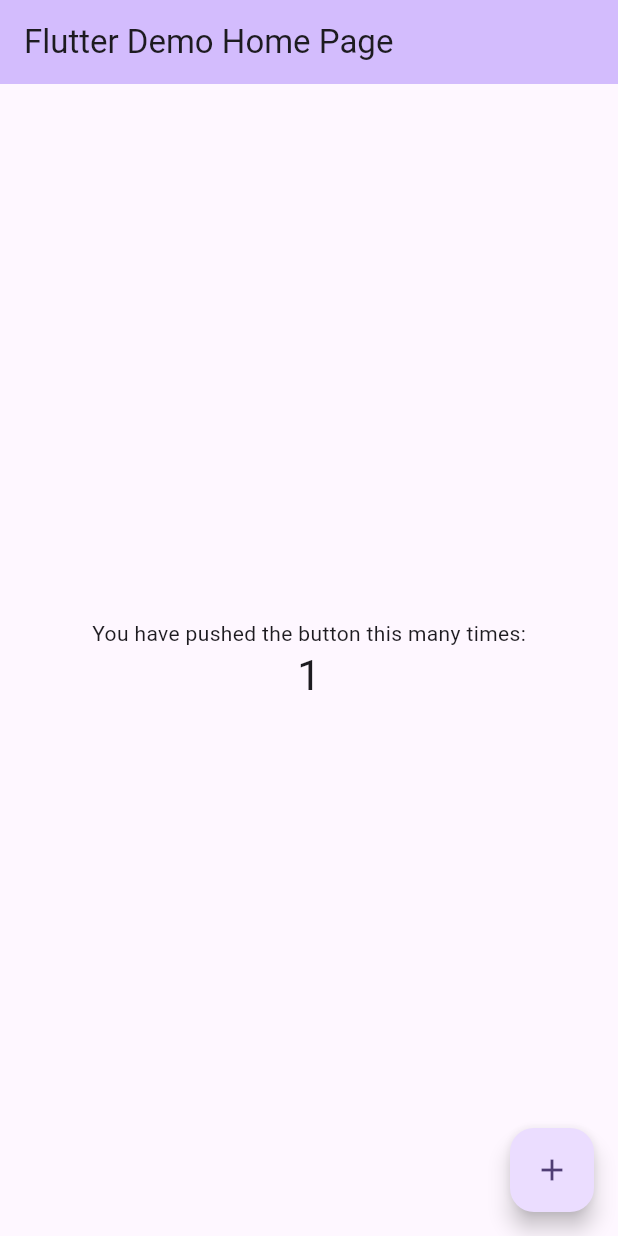
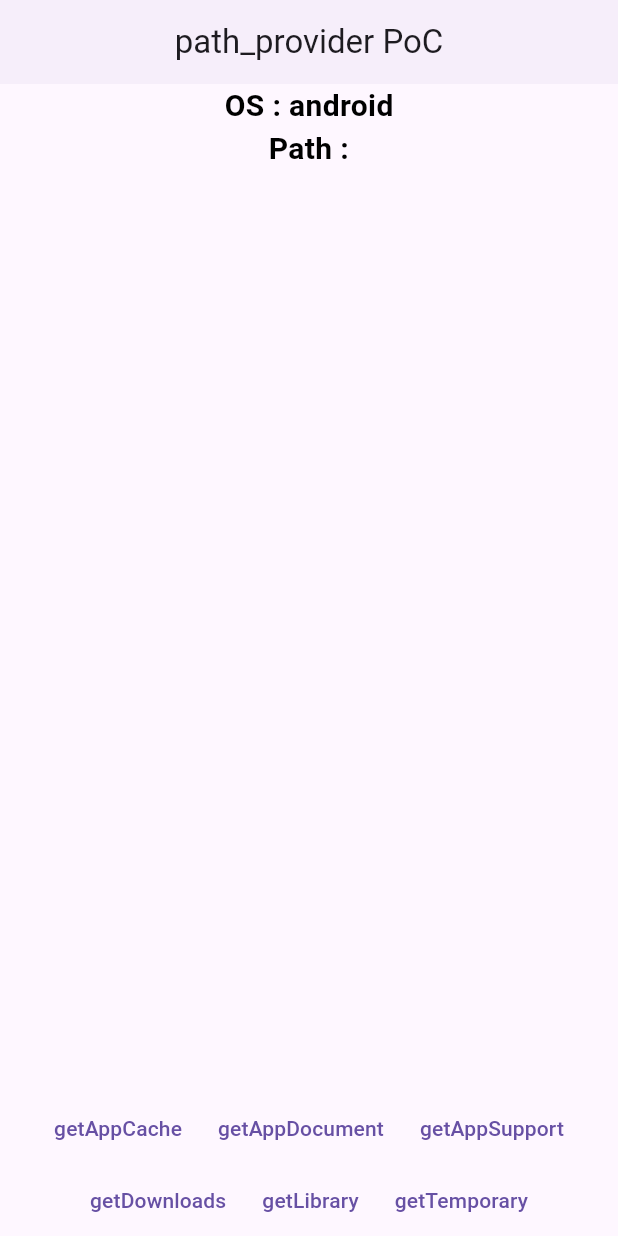
Before and after one commit to jwhan-dix/path_provider_poc, a Flutter app: the screen it shows after launch, on a phone screen of 412 x 824 dp. Run offline on Flutter 3.47's test engine with Material 3 defaults, Android fonts, the phone set to English and light mode, and no system bars.

Commit message:
[update] install package and test button

```diff
--- a/analysis_options.yaml
+++ b/analysis_options.yaml
@@ -21,6 +21,7 @@ linter:
   # `// ignore_for_file: name_of_lint` syntax on the line or in the file
   # producing the lint.
   rules:
+    - require_trailing_commas
     # avoid_print: false  # Uncomment to disable the `avoid_print` rule
     # prefer_single_quotes: true  # Uncomment to enable the `prefer_single_quotes` rule
 
--- a/lib/main.dart
+++ b/lib/main.dart
@@ -1,125 +1,176 @@
+import 'dart:io';
+
+import 'package:flutter/foundation.dart';
 import 'package:flutter/material.dart';
+import 'package:path_provider/path_provider.dart';
 
 void main() {
-  runApp(const MyApp());
+  runApp(const PathProviderApp());
 }
 
-class MyApp extends StatelessWidget {
-  const MyApp({super.key});
+class PathProviderApp extends StatefulWidget {
+  const PathProviderApp({super.key});
 
-  // This widget is the root of your application.
   @override
-  Widget build(BuildContext context) {
-    return MaterialApp(
-      title: 'Flutter Demo',
-      theme: ThemeData(
-        // This is the theme of your application.
-        //
-        // TRY THIS: Try running your application with "flutter run". You'll see
-        // the application has a purple toolbar. Then, without quitting the app,
-        // try changing the seedColor in the colorScheme below to Colors.green
-        // and then invoke "hot reload" (save your changes or press the "hot
-        // reload" button in a Flutter-supported IDE, or press "r" if you used
-        // the command line to start the app).
-        //
-        // Notice that the counter didn't reset back to zero; the application
-        // state is not lost during the reload. To reset the state, use hot
-        // restart instead.
-        //
-        // This works for code too, not just values: Most code changes can be
-        // tested with just a hot reload.
-        colorScheme: ColorScheme.fromSeed(seedColor: Colors.deepPurple),
-        useMaterial3: true,
-      ),
-      home: const MyHomePage(title: 'Flutter Demo Home Page'),
-    );
-  }
+  State<PathProviderApp> createState() => _PathProviderAppState();
 }
 
-class MyHomePage extends StatefulWidget {
-  const MyHomePage({super.key, required this.title});
-
-  // This widget is the home page of your application. It is stateful, meaning
-  // that it has a State object (defined below) that contains fields that affect
-  // how it looks.
-
-  // This class is the configuration for the state. It holds the values (in this
-  // case the title) provided by the parent (in this case the App widget) and
-  // used by the build method of the State. Fields in a Widget subclass are
-  // always marked "final".
-
-  final String title;
+class _PathProviderAppState extends State<PathProviderApp> {
+  String os = 'Web';
+  String path = '';
 
   @override
-  State<MyHomePage> createState() => _MyHomePageState();
-}
+  void initState() {
+    // TODO: implement initState
+    super.initState();
+    if (kIsWeb) {
+      os = 'web';
+    } else {
+      os = Platform.operatingSystem;
+    }
+  }
 
-class _MyHomePageState extends State<MyHomePage> {
-  int _counter = 1;
-
-  void _incrementCounter() {
+  void setPath(String value) {
     setState(() {
-      // This call to setState tells the Flutter framework that something has
-      // changed in this State, which causes it to rerun the build method below
-      // so that the display can reflect the updated values. If we changed
-      // _counter without calling setState(), then the build method would not be
-      // called again, and so nothing would appear to happen.
-      _counter++;
+      path = value;
     });
   }
 
   @override
   Widget build(BuildContext context) {
-    // This method is rerun every time setState is called, for instance as done
-    // by the _incrementCounter method above.
-    //
-    // The Flutter framework has been optimized to make rerunning build methods
-    // fast, so that you can just rebuild anything that needs updating rather
-    // than having to individually change instances of widgets.
-    return Scaffold(
-      appBar: AppBar(
-        // TRY THIS: Try changing the color here to a specific color (to
-        // Colors.amber, perhaps?) and trigger a hot reload to see the AppBar
-        // change color while the other colors stay the same.
-        backgroundColor: Theme.of(context).colorScheme.inversePrimary,
-        // Here we take the value from the MyHomePage object that was created by
-        // the App.build method, and use it to set our appbar title.
-        title: Text(widget.title),
-      ),
-      body: Center(
-        // Center is a layout widget. It takes a single child and positions it
-        // in the middle of the parent.
-        child: Column(
-          // Column is also a layout widget. It takes a list of children and
-          // arranges them vertically. By default, it sizes itself to fit its
-          // children horizontally, and tries to be as tall as its parent.
-          //
-          // Column has various properties to control how it sizes itself and
-          // how it positions its children. Here we use mainAxisAlignment to
-          // center the children vertically; the main axis here is the vertical
-          // axis because Columns are vertical (the cross axis would be
-          // horizontal).
-          //
-          // TRY THIS: Invoke "debug painting" (choose the "Toggle Debug Paint"
-          // action in the IDE, or press "p" in the console), to see the
-          // wireframe for each widget.
-          mainAxisAlignment: MainAxisAlignment.center,
-          children: <Widget>[
-            const Text(
-              'You have pushed the button this many times:',
+    return MaterialApp(
+      home: SafeArea(
+        child: Scaffold(
+          appBar: AppBar(
+            elevation: 1,
+            title: const Center(
+              child: Text('path_provider PoC'),
             ),
-            Text(
-              '$_counter',
-              style: Theme.of(context).textTheme.headlineMedium,
-            ),
-          ],
+          ),
+          body: Column(
+            mainAxisAlignment: MainAxisAlignment.spaceBetween,
+            children: [
+              Column(
+                children: [
+                  Text(
+                    'OS : $os',
+                    style: const TextStyle(
+                      fontSize: 20,
+                      fontWeight: FontWeight.w600,
+                      color: Colors.black,
+                    ),
+                  ),
+                  Text(
+                    'Path : $path',
+                    textAlign: TextAlign.center,
+                    style: const TextStyle(
+                      fontSize: 20,
+                      fontWeight: FontWeight.w600,
+                      color: Colors.black,
+                    ),
+                  ),
+                ],
+              ),
+              Column(
+                children: [
+                  Row(
+                    mainAxisAlignment: MainAxisAlignment.center,
+                    children: [
+                      TextButton(
+                        onPressed: () async {
+                          if (kIsWeb) {
+                            setPath('Unsupported in Web.');
+                            return;
+                          }
+
+                          final getAppCache = await getApplicationCacheDirectory();
+                          setPath(getAppCache.path);
+                        },
+                        child: const Text(
+                          'getAppCache',
+                        ),
+                      ),
+                      TextButton(
+                        onPressed: () async {
+                          if (kIsWeb) {
+                            setPath('Unsupported in Web.');
+                            return;
+                          }
+
+                          final getAppDocu = await getApplicationDocumentsDirectory();
+                          setPath(getAppDocu.path);
+                        },
+                        child: const Text('getAppDocument'),
+                      ),
+                      TextButton(
+                        onPressed: () async {
+                          if (kIsWeb) {
+                            setPath('Unsupported in Web.');
+                            return;
+                          }
+
+                          final getAppSupport = await getApplicationSupportDirectory();
+                          setPath(getAppSupport.path);
+                        },
+                        child: const Text('getAppSupport'),
+                      ),
+                    ],
+                  ),
+                  Row(
+                    mainAxisAlignment: MainAxisAlignment.center,
+                    children: [
+                      TextButton(
+                        onPressed: () async {
+                          if (kIsWeb) {
+                            setPath('Unsupported in Web.');
+                            return;
+                          }
+
+                          final downloads = await getDownloadsDirectory();
+                          if (downloads != null) {
+                            setPath(downloads.path);
+                          } else {
+                            setPath('there is no direcotry.');
+                          }
+                        },
+                        child: const Text('getDownloads'),
+                      ),
+                      TextButton(
+                        onPressed: () async {
+                          if (kIsWeb) {
+                            setPath('Unsupported in web.');
+                            return;
+                          }
+
+                          if (Platform.isAndroid) {
+                            setPath('Unsupported in android.');
+                            return;
+                          }
+                          final library = await getLibraryDirectory();
+                          setPath(library.path);
+                        },
+                        child: const Text('getLibrary'),
+                      ),
+                      TextButton(
+                        onPressed: () async {
+                          if (kIsWeb) {
+                            setPath('Unsupported in Web.');
+                            return;
+                          }
+
+                          final temporary = await getTemporaryDirectory();
+                          setPath(temporary.path);
+                        },
+                        child: const Text('getTemporary'),
+                      ),
+                    ],
+                  ),
+                ],
+              ),
+            ],
+          ),
         ),
       ),
-      floatingActionButton: FloatingActionButton(
-        onPressed: _incrementCounter,
-        tooltip: 'Increment',
-        child: const Icon(Icons.add),
-      ), // This trailing comma makes auto-formatting nicer for build methods.
     );
   }
 }
--- a/pubspec.yaml
+++ b/pubspec.yaml
@@ -1,5 +1,5 @@
 name: path_provider_poc
-description: "A new Flutter project."
+description: "local file I/O PoC project."
 # The following line prevents the package from being accidentally published to
 # pub.dev using `flutter pub publish`. This is preferred for private packages.
 publish_to: 'none' # Remove this line if you wish to publish to pub.dev
@@ -35,6 +35,7 @@ dependencies:
   # The following adds the Cupertino Icons font to your application.
   # Use with the CupertinoIcons class for iOS style icons.
   cupertino_icons: ^1.0.2
+  path_provider: ^2.1.4
 
 dev_dependencies:
   flutter_test:
```
Also changed, not shown: pubspec.lock, 2 other files.
